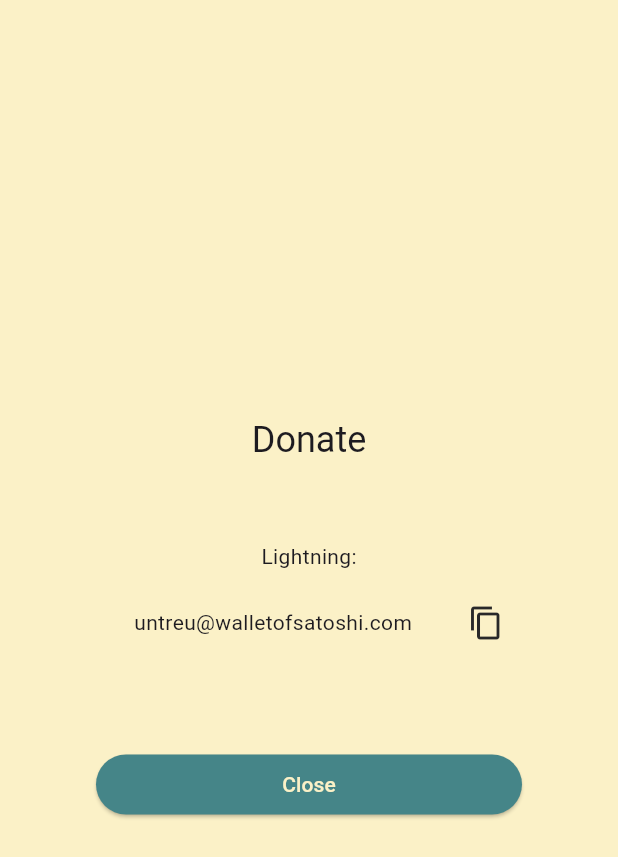
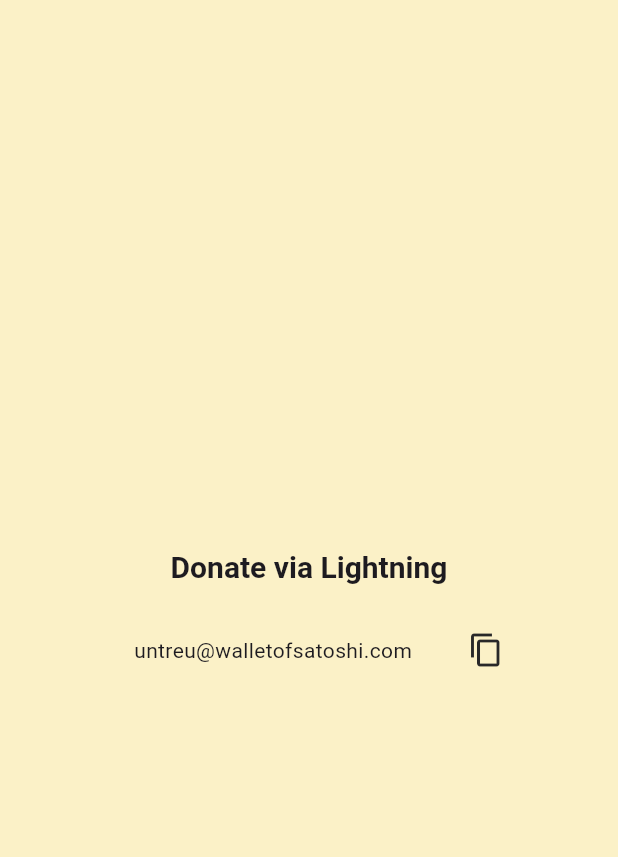
Before and after one commit to untreu2/humble, a Flutter app: the DonateDialog widget shown alone on an empty page, opened directly, on a phone screen of 412 x 824 dp. Shown: the top 857 px of the screen. Run offline on Flutter 3.47's test engine with Material 3 defaults, Android fonts, the phone set to English and light mode, and no system bars; our stand-ins replace shared_preferences; accounts and stored records are empty.

Commit message:
More minimalistic dialogs

```diff
--- a/lib/donate_dialog.dart
+++ b/lib/donate_dialog.dart
@@ -18,6 +18,7 @@ class _DonateDialogState extends State<DonateDialog> {
       setState(() {
         _copied = true;
       });
+
       Future.delayed(const Duration(seconds: 2), () {
         if (mounted) {
           setState(() {
@@ -31,16 +32,15 @@ class _DonateDialogState extends State<DonateDialog> {
   @override
   Widget build(BuildContext context) {
     return AlertDialog(
-      title: const Center(child: Text('Donate')),
+      title: const Text(
+        'Donate via Lightning',
+        textAlign: TextAlign.center,
+        style: TextStyle(fontSize: 20, fontWeight: FontWeight.bold),
+      ),
       content: SizedBox(
         width: 300,
-        height: 150,
-        child: Column(
-          mainAxisAlignment: MainAxisAlignment.center,
-          children: [
-            const Text('Lightning:'),
-            const SizedBox(height: 10),
-            Row(
+        height: 50,
+        child: Row(
           children: [
             Expanded(
               child: AnimatedSwitcher(
@@ -53,33 +53,31 @@ class _DonateDialogState extends State<DonateDialog> {
                         key: const ValueKey('copied'),
                         children: const [
                           Icon(Icons.check, color: Colors.green),
-                              SizedBox(width: 4),
-                              Text('Copied!'),
+                          SizedBox(width: 6),
+                          Text(
+                            'Copied!',
+                            style: TextStyle(
+                              color: Colors.green,
+                              fontWeight: FontWeight.bold,
+                            ),
+                          ),
                         ],
                       )
                     : const Text(
                         'untreu@walletofsatoshi.com',
                         key: ValueKey('address'),
+                        style: TextStyle(fontSize: 14),
                       ),
               ),
             ),
             IconButton(
               icon: const Icon(Icons.copy),
+              tooltip: 'Copy address',
               onPressed: _copyAddress,
             ),
           ],
         ),
-          ],
       ),
-      ),
-      actions: [
-        ElevatedButton(
-          onPressed: () {
-            Navigator.of(context).pop();
-          },
-          child: const Center(child: Text('Close')),
-        ),
-      ],
     );
   }
 }
```
Also changed, not shown: lib/fasting_screen.dart (+8 -15 lines). Lines whose indentation alone changed are shown as unchanged.
